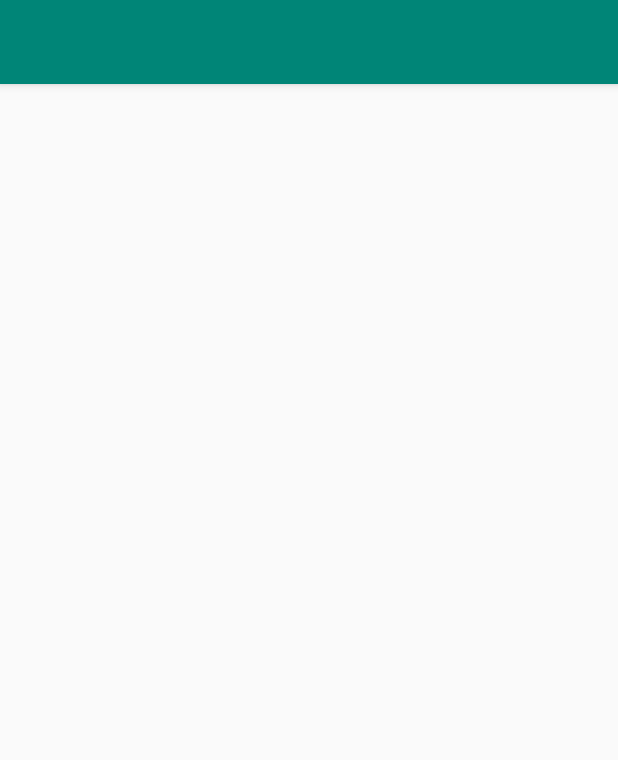
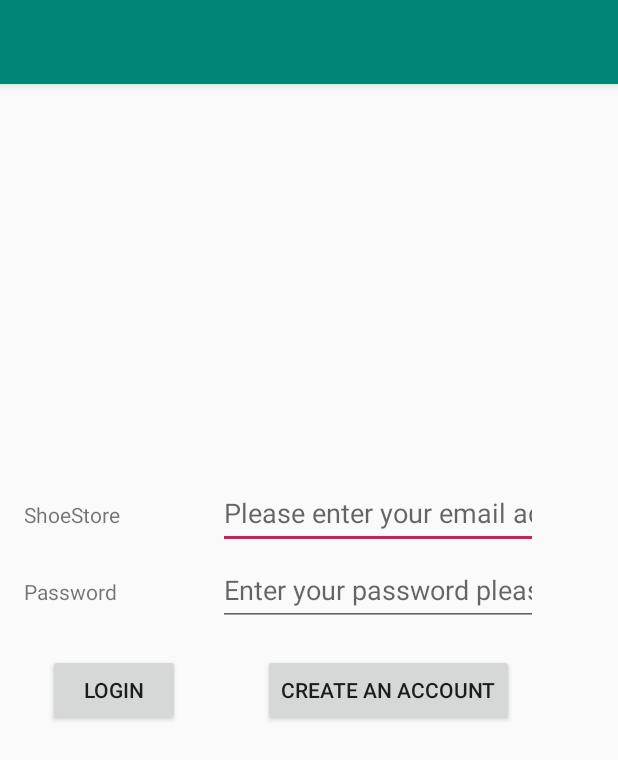
Before and after one commit to kam49-ing/ShoeStoreProject, an Android app: the screen it shows after launch (MainActivity), on a phone screen of 412 x 824 dp. Shown: the top 760 px of the screen. Run offline under Robolectric (Android 15) with nearby library versions, the phone set to English and light mode, and no system bars; our stand-ins replace Timber, data binding.

Commit message:
I add some codes

```diff
--- /dev/null
+++ b/app/src/main/java/com/udacity/shoestore/LoginFragment.kt
@@ -0,0 +1,31 @@
+package com.udacity.shoestore
+
+import android.os.Bundle
+import android.view.LayoutInflater
+import android.view.View
+import android.view.ViewGroup
+import android.widget.Button
+import androidx.databinding.DataBindingUtil
+import androidx.databinding.ViewDataBinding
+import androidx.fragment.app.Fragment
+import androidx.navigation.findNavController
+import androidx.navigation.fragment.findNavController
+import androidx.viewbinding.ViewBinding
+import com.udacity.shoestore.databinding.FragmentLoginBinding
+import kotlinx.android.synthetic.main.fragment_login.*
+
+
+
+class LoginFragment : Fragment() {
+    private lateinit var binding: FragmentLoginBinding
+    override fun onCreateView(
+        inflater: LayoutInflater, container: ViewGroup?,
+        savedInstanceState: Bundle?
+    ): View? {
+        binding = DataBindingUtil.inflate(inflater, R.layout.fragment_login, container, false)
+        binding.loginButton.setOnClickListener{view:View->
+            view.findNavController().navigate(LoginFragmentDirections.actionLoginFragmentToWelcomeFragment())
+        }
+        return binding.root
+    }
+}
--- a/app/src/main/java/com/udacity/shoestore/MainActivity.kt
+++ b/app/src/main/java/com/udacity/shoestore/MainActivity.kt
@@ -1,13 +1,19 @@
 package com.udacity.shoestore
 
+import android.content.Context
 import androidx.appcompat.app.AppCompatActivity
 import android.os.Bundle
+import android.util.AttributeSet
+import android.view.View
+import androidx.databinding.DataBindingUtil
+import com.udacity.shoestore.databinding.ActivityMainBinding
 import timber.log.Timber
 
 class MainActivity : AppCompatActivity() {
+    private lateinit var binding: ActivityMainBinding
     override fun onCreate(savedInstanceState: Bundle?) {
         super.onCreate(savedInstanceState)
-        setContentView(R.layout.activity_main)
-        Timber.plant(Timber.DebugTree())
+        binding = DataBindingUtil.setContentView(this, R.layout.activity_main)
     }
+
 }
--- /dev/null
+++ b/app/src/main/java/com/udacity/shoestore/WelcomeFragment.kt
@@ -0,0 +1,26 @@
+package com.udacity.shoestore
+
+import android.os.Bundle
+import androidx.fragment.app.Fragment
+import android.view.LayoutInflater
+import android.view.View
+import android.view.ViewGroup
+import androidx.databinding.DataBindingUtil
+import androidx.databinding.ViewDataBinding
+import com.udacity.shoestore.databinding.FragmentLoginBinding
+import com.udacity.shoestore.databinding.FragmentWelcomeBinding
+
+class WelcomeFragment : Fragment() {
+
+    private lateinit var binding: FragmentWelcomeBinding
+    override fun onCreateView(
+        inflater: LayoutInflater, container: ViewGroup?,
+        savedInstanceState: Bundle?
+    ): View? {
+        // Inflate the layout for this fragment
+        binding = DataBindingUtil.inflate(inflater, R.layout.fragment_welcome, container, false)
+        return binding.root
+    }
+
+
+}
--- a/app/src/main/res/layout/activity_main.xml
+++ b/app/src/main/res/layout/activity_main.xml
@@ -1,11 +1,26 @@
 <?xml version="1.0" encoding="utf-8"?>
-<androidx.coordinatorlayout.widget.CoordinatorLayout
-    xmlns:android="http://schemas.android.com/apk/res/android"
+<layout xmlns:android="http://schemas.android.com/apk/res/android"
     xmlns:app="http://schemas.android.com/apk/res-auto"
     xmlns:tools="http://schemas.android.com/tools"
+    >
+
+    <androidx.coordinatorlayout.widget.CoordinatorLayout
         android:layout_width="match_parent"
         android:layout_height="match_parent"
         tools:context=".MainActivity">
+        <LinearLayout
+            android:layout_width="match_parent"
+            android:layout_height="match_parent"
+            android:orientation="vertical">
+            <fragment
+                android:id="@+id/myNavHostFragment"
+                android:layout_width="match_parent"
+                android:layout_height="match_parent"
+                android:name="com.udacity.shoestore.LoginFragment"
+                app:defaultNavHost="true"
+                app:navGraph="@navigation/navigation"
+                />
+        </LinearLayout>
 
         <com.google.android.material.appbar.AppBarLayout
             android:layout_height="wrap_content"
@@ -23,3 +38,4 @@
 
 
     </androidx.coordinatorlayout.widget.CoordinatorLayout>
+</layout>
--- /dev/null
+++ b/app/src/main/res/layout/fragment_login.xml
@@ -0,0 +1,80 @@
+<?xml version="1.0" encoding="utf-8"?>
+<layout xmlns:android="http://schemas.android.com/apk/res/android"
+    xmlns:app="http://schemas.android.com/apk/res-auto"
+    xmlns:tools="http://schemas.android.com/tools">
+
+    <androidx.constraintlayout.widget.ConstraintLayout
+        android:id="@+id/NavHostFragment"
+        android:layout_width="match_parent"
+        android:layout_height="match_parent"
+        tools:context=".LoginFragment">
+
+        <TextView
+            android:id="@+id/email_text"
+            android:layout_width="0dp"
+            android:layout_height="wrap_content"
+            android:layout_marginStart="16dp"
+            android:text="@string/app_name"
+            app:layout_constraintBaseline_toBaselineOf="@+id/email_edit_field"
+            app:layout_constraintStart_toStartOf="parent" />
+
+        <EditText
+            android:id="@+id/email_edit_field"
+            android:layout_width="wrap_content"
+            android:layout_height="wrap_content"
+            android:layout_marginStart="28dp"
+            android:layout_marginEnd="16dp"
+            android:ems="10"
+            android:hint="@string/email_edit_hint"
+            android:inputType="textWebEmailAddress|textPersonName|textEmailSubject"
+            android:minHeight="48dp"
+            app:layout_constraintBottom_toBottomOf="parent"
+            app:layout_constraintEnd_toEndOf="parent"
+            app:layout_constraintStart_toEndOf="@+id/email_text"
+            app:layout_constraintTop_toTopOf="parent"
+            app:layout_constraintVertical_bias="0.41000003" />
+
+        <TextView
+            android:id="@+id/password_text_field"
+            android:layout_width="0dp"
+            android:layout_height="wrap_content"
+            android:layout_marginStart="16dp"
+            android:layout_marginTop="32dp"
+            android:text="@string/password"
+            app:layout_constraintEnd_toEndOf="@+id/email_text"
+            app:layout_constraintStart_toStartOf="parent"
+            app:layout_constraintTop_toBottomOf="@+id/email_text" />
+
+        <EditText
+            android:id="@+id/password_edit_field"
+            android:layout_width="0dp"
+            android:layout_height="wrap_content"
+            android:ems="10"
+            android:hint="@string/password_edit_hint"
+            android:inputType="textPassword"
+            android:minHeight="48dp"
+            app:layout_constraintBaseline_toBaselineOf="@+id/password_text_field"
+            app:layout_constraintEnd_toEndOf="@+id/email_edit_field"
+            app:layout_constraintStart_toStartOf="@+id/email_edit_field" />
+
+        <Button
+            android:id="@+id/login_button"
+            android:layout_width="wrap_content"
+            android:layout_height="wrap_content"
+            android:layout_marginStart="16dp"
+            android:layout_marginTop="32dp"
+            android:text="@string/login"
+            app:layout_constraintStart_toStartOf="@+id/password_text_field"
+            app:layout_constraintTop_toBottomOf="@+id/password_text_field" />
+
+        <Button
+            android:id="@+id/create_account_button"
+            android:layout_width="wrap_content"
+            android:layout_height="wrap_content"
+            android:layout_marginEnd="16dp"
+            android:text="@string/create_account"
+            app:layout_constraintBaseline_toBaselineOf="@+id/login_button"
+            app:layout_constraintEnd_toEndOf="@+id/password_edit_field" />
+
+    </androidx.constraintlayout.widget.ConstraintLayout>
+</layout>
--- /dev/null
+++ b/app/src/main/res/layout/fragment_welcome.xml
@@ -0,0 +1,14 @@
+<?xml version="1.0" encoding="utf-8"?>
+<FrameLayout xmlns:android="http://schemas.android.com/apk/res/android"
+    xmlns:tools="http://schemas.android.com/tools"
+    android:layout_width="match_parent"
+    android:layout_height="match_parent"
+    tools:context=".WelcomeFragment">
+
+    <!-- TODO: Update blank fragment layout -->
+    <TextView
+        android:layout_width="match_parent"
+        android:layout_height="match_parent"
+        android:text="@string/hello_blank_fragment" />
+
+</FrameLayout>
--- /dev/null
+++ b/app/src/main/res/navigation/navigation.xml
@@ -0,0 +1,26 @@
+<?xml version="1.0" encoding="utf-8"?>
+<navigation xmlns:android="http://schemas.android.com/apk/res/android"
+    xmlns:app="http://schemas.android.com/apk/res-auto"
+    xmlns:tools="http://schemas.android.com/tools"
+    android:id="@+id/navigation"
+    app:startDestination="@id/loginFragment">
+
+    <fragment
+        android:id="@+id/loginFragment"
+        android:name="com.udacity.shoestore.LoginFragment"
+        android:label="fragment_login"
+        tools:layout="@layout/fragment_login" >
+        <action
+            android:id="@+id/action_loginFragment_to_welcomeFragment"
+            app:destination="@id/welcomeFragment" />
+    </fragment>
+    <fragment
+        android:id="@+id/welcomeFragment"
+        android:name="com.udacity.shoestore.WelcomeFragment"
+        android:label="fragment_welcome"
+        tools:layout="@layout/fragment_welcome" >
+        <action
+            android:id="@+id/action_welcomeFragment_to_loginFragment"
+            app:destination="@id/loginFragment" />
+    </fragment>
+</navigation>
--- a/app/src/main/res/values/strings.xml
+++ b/app/src/main/res/values/strings.xml
@@ -1,3 +1,11 @@
 <resources>
     <string name="app_name">ShoeStore</string>
+    <!-- TODO: Remove or change this placeholder text -->
+    <string name="hello_blank_fragment">Hello blank fragment</string>
+    <string name="email">Email</string>
+    <string name="email_edit_hint">Please enter your email address</string>
+    <string name="password">Password</string>
+    <string name="password_edit_hint">Enter your password please</string>
+    <string name="login">Login</string>
+    <string name="create_account">Create an account</string>
 </resources>
--- a/build.gradle
+++ b/build.gradle
@@ -10,12 +10,11 @@ buildscript {
     repositories {
         google()
         jcenter()
-
     }
     dependencies {
         classpath("androidx.navigation:navigation-safe-args-gradle-plugin:$nav_version")
         classpath 'com.android.tools.build:gradle:4.0.1'
-        classpath "org.jetbrains.kotlin:kotlin-gradle-plugin:$kotlin_version"
+        classpath "org.jetbrains.kotlin:kotlin-gradle-plugin:1.5.30"
         // NOTE: Do not place your application dependencies here; they belong
         // in the individual module build.gradle files
     }
@@ -27,9 +26,9 @@ buildscript {
 
 allprojects {
     repositories {
+        mavenCentral()
         google()
         jcenter()
-
     }
 }
 
```
Also changed, not shown: app/build.gradle (+14 -13 lines). Lines whose indentation alone changed are shown as unchanged.
